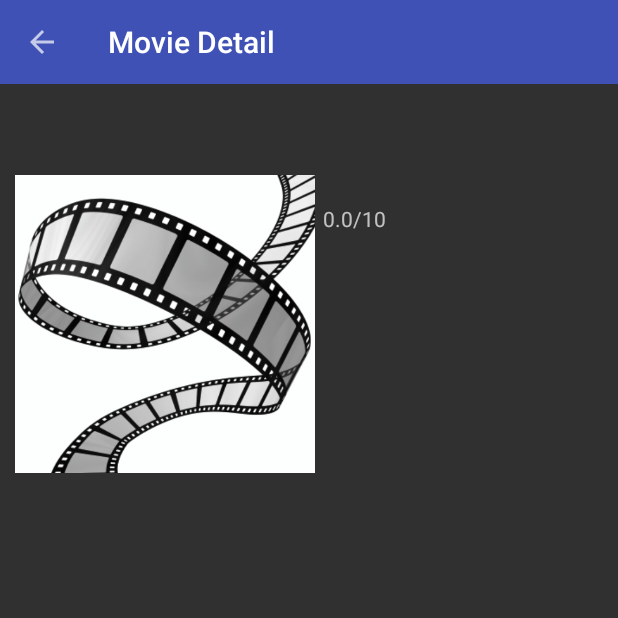
After one commit to YESALAM/Movienama_P1, an Android app: the DetailActivity screen opened directly, with no data from a screen before it, on a phone screen of 412 x 824 dp, the top half of it. The commit adds this screen. Run offline under Robolectric (Android 15) with nearby library versions, the phone set to English and light mode, and no system bars; our stand-ins replace Picasso; pictures from the network do not load; 2 statements that could not run were skipped.

Commit message:
Modified the Previous version to implement the fragment and Parcelable concepts .

```diff
--- a/app/src/main/AndroidManifest.xml
+++ b/app/src/main/AndroidManifest.xml
@@ -19,7 +19,7 @@
             </intent-filter>
         </activity>
         <activity
-            android:name=".MovieDetail"
+            android:name=".DetailActivity"
             android:label="@string/title_activity_movie_detail"
             android:parentActivityName=".MainActivity"
             android:theme="@style/AppTheme">
--- /dev/null
+++ b/app/src/main/java/me/seatech/movienama/DetailActivity.java
@@ -0,0 +1,49 @@
+package me.seatech.movienama;
+
+import android.content.Intent;
+import android.os.Bundle;
+import android.support.v7.app.AppCompatActivity;
+import android.support.v7.widget.Toolbar;
+
+public class DetailActivity extends AppCompatActivity {
+
+    //defining the keys
+    public static final String TITLE = "title" ;
+    public static final String RATING = "rating" ;
+    public static final String OVERVIEW = "overview" ;
+    public static final String POSTER_PATH = "path" ;
+    public static final String RELEASE_DATE = "date" ;
+
+    private static final String LOG_TAG = DetailActivity.class.getSimpleName() ;
+
+
+
+    @Override
+    protected void onCreate(Bundle savedInstanceState) {
+        super.onCreate(savedInstanceState);
+        setContentView(R.layout.activity_movie_detail);
+        Toolbar toolbar = (Toolbar) findViewById(R.id.toolbar);
+        setSupportActionBar(toolbar);
+        getSupportActionBar().setDisplayHomeAsUpEnabled(true);
+        Intent intent = getIntent() ;
+
+
+
+
+        Bundle arguments = new Bundle() ;
+        arguments.putString(POSTER_PATH,intent.getStringExtra(POSTER_PATH));
+        arguments.putString(OVERVIEW,intent.getStringExtra(OVERVIEW));
+        arguments.putString(RELEASE_DATE,intent.getStringExtra(RELEASE_DATE));
+        arguments.putString(TITLE,intent.getStringExtra(TITLE));
+        arguments.putString(RATING,intent.getDoubleExtra(RATING,0.0)+"");
+
+        DetailFragment detailFragment = new DetailFragment() ;
+        detailFragment.setArguments(arguments);
+
+        getSupportFragmentManager().beginTransaction()
+                .add(R.id.movie_detail_container, detailFragment)
+                .commit();
+
+    }
+
+}
--- /dev/null
+++ b/app/src/main/java/me/seatech/movienama/DetailFragment.java
@@ -0,0 +1,73 @@
+package me.seatech.movienama;
+
+import android.os.Bundle;
+import android.support.v4.app.Fragment;
+import android.view.LayoutInflater;
+import android.view.View;
+import android.view.ViewGroup;
+import android.widget.ImageView;
+import android.widget.TextView;
+
+import com.squareup.picasso.Picasso;
+
+import java.text.DateFormat;
+import java.text.ParseException;
+import java.text.SimpleDateFormat;
+import java.util.Date;
+import java.util.Locale;
+
+import me.seatech.movienama.util.Api;
+import static me.seatech.movienama.DetailActivity.* ;
+
+/**
+ * Created by yesalam on 3/26/16.
+ */
+public class DetailFragment extends Fragment {
+
+    private TextView titleTextView ;
+    private TextView releaseTextView ;
+    private TextView ratingTextView ;
+    private TextView overviewTextView ;
+    private ImageView posterImageView ;
+
+
+    public View onCreateView(LayoutInflater inflater, ViewGroup container, Bundle savedInstanceState) {
+
+
+
+        View rootView = inflater.inflate(R.layout.fragment_detail,container,false) ;
+
+        posterImageView = (ImageView) rootView.findViewById(R.id.posterImage);
+        titleTextView = (TextView) rootView.findViewById(R.id.title_tv) ;
+        releaseTextView = (TextView) rootView.findViewById(R.id.release_tv) ;
+        ratingTextView = (TextView) rootView.findViewById(R.id.rating_tv) ;
+        overviewTextView = (TextView) rootView.findViewById(R.id.overview_tv) ;
+
+        Bundle intent = getArguments();
+        if (intent != null) {
+            String url = Api.BASE_URL_IMAGE+Api.SIZE_W342+intent.getString(POSTER_PATH) ;
+            Picasso.with(getContext())
+                    .load(url)
+                    .placeholder(R.drawable.movie_reel_clip_art)
+                    .error(R.drawable.movie_reel_clip_art)
+                    .into(posterImageView);
+
+            titleTextView.setText(intent.getString(TITLE));
+            ratingTextView.setText(intent.getString(RATING)+"/10");
+            overviewTextView.setText(intent.getString(OVERVIEW));
+
+            String dateString = intent.getString(RELEASE_DATE);
+            DateFormat dateFormat = new SimpleDateFormat("yyyy-dd-MM", Locale.ENGLISH) ;
+            try {
+                Date date = dateFormat.parse(dateString) ;
+                DateFormat simpleDateFormat = new SimpleDateFormat("MMM  yyyy",Locale.ENGLISH) ;
+                releaseTextView.setText(simpleDateFormat.format(date));
+            } catch (ParseException e) {
+                e.printStackTrace();
+            }
+        }
+
+
+        return  rootView ;
+    }
+}
--- a/app/src/main/java/me/seatech/movienama/util/Api.java
+++ b/app/src/main/java/me/seatech/movienama/util/Api.java
@@ -6,7 +6,7 @@ package me.seatech.movienama.util;
 public class Api {
     public static final String BASE_URL = "http://api.themoviedb.org/3/discover/" ;
     public static final String BASE_URL_IMAGE = "http://image.tmdb.org/t/p/" ;
-    public static final String API_KEY = "Your api_key here" ;
+    public static final String API_KEY = "cc945c15916e0a6ccb4d2c9d53c22a6f" ;
     public static final String SIZE_W182 = "w185" ;
     public static final String SIZE_W342 = "w342" ;
 
--- a/app/src/main/res/layout/activity_movie_detail.xml
+++ b/app/src/main/res/layout/activity_movie_detail.xml
@@ -1,11 +1,12 @@
-<?xml version="1.0" encoding="utf-8"?>
+
+
 <LinearLayout xmlns:android="http://schemas.android.com/apk/res/android"
     xmlns:app="http://schemas.android.com/apk/res-auto"
     xmlns:tools="http://schemas.android.com/tools"
     android:layout_width="match_parent"
     android:layout_height="match_parent"
     android:orientation="vertical"
-    tools:context="me.seatech.movienama.MovieDetail"
+    tools:context=".DetailActivity"
     android:weightSum="1"
     >
 
@@ -16,74 +17,11 @@
         android:background="?attr/colorPrimary"
         app:popupTheme="@style/AppTheme.PopupOverlay" />
 
-   <ScrollView
-       android:layout_width="match_parent"
-       android:layout_height="wrap_content"
-       android:padding="10dp"
-       >
-
-       <LinearLayout
-           android:layout_width="match_parent"
-           android:layout_height="wrap_content"
-           android:orientation="vertical"
-           >
-
-           <LinearLayout
-               android:layout_width="match_parent"
-               android:layout_height="wrap_content"
-               android:orientation="horizontal"
-               android:weightSum="1.0"
-               >
-
-               <ImageView
-                   android:layout_width="200dp"
-                   android:layout_height="300dp"
-                   android:id="@+id/posterImage" />
-
-               <LinearLayout
-                   android:orientation="vertical"
+    <FrameLayout
+        android:id="@+id/movie_detail_container"
         android:layout_width="match_parent"
         android:layout_height="match_parent"
-                   android:padding="5dp"
-                   >
-
-                   <TextView
-                       android:layout_width="wrap_content"
-                       android:layout_height="wrap_content"
-                       android:id="@+id/title_tv"
-                       android:textColor="@android:color/white"
-                       android:textSize="25sp"
-                       android:textStyle="bold"
-
-                       />
-                   <TextView
-                       android:layout_width="wrap_content"
-                       android:layout_height="wrap_content"
-                       android:id="@+id/release_tv"
-                       android:layout_marginTop="5dp"
-                       />
-                   <TextView
-                       android:layout_width="wrap_content"
-                       android:layout_height="wrap_content"
-                       android:id="@+id/rating_tv"
-                       android:layout_marginTop="5dp"
-                       />
+        tools:ignore="MergeRootFrame" />
 
 
 </LinearLayout>
-
-           </LinearLayout>
-
-           <TextView
-               android:layout_marginTop="10dp"
-               android:layout_width="match_parent"
-               android:layout_height="wrap_content"
-               android:id="@+id/overview_tv"
-               android:textColor="@android:color/white"
-               />
-
-       </LinearLayout>
-
-   </ScrollView>
-
-</LinearLayout>
--- /dev/null
+++ b/app/src/main/res/layout/fragment_detail.xml
@@ -0,0 +1,75 @@
+<?xml version="1.0" encoding="utf-8"?>
+
+<ScrollView
+        xmlns:android="http://schemas.android.com/apk/res/android"
+        xmlns:app="http://schemas.android.com/apk/res-auto"
+        xmlns:tools="http://schemas.android.com/tools"
+        android:layout_width="match_parent"
+        android:layout_height="wrap_content"
+        android:padding="10dp"
+        tools:context=".DetailActivity"
+        >
+
+        <LinearLayout
+            android:layout_width="match_parent"
+            android:layout_height="wrap_content"
+            android:orientation="vertical"
+            >
+
+            <LinearLayout
+                android:layout_width="match_parent"
+                android:layout_height="wrap_content"
+                android:orientation="horizontal"
+                android:weightSum="1.0"
+                >
+
+                <ImageView
+                    android:layout_width="200dp"
+                    android:layout_height="300dp"
+                    android:id="@+id/posterImage" />
+
+                <LinearLayout
+                    android:orientation="vertical"
+                    android:layout_width="match_parent"
+                    android:layout_height="match_parent"
+                    android:padding="5dp"
+                    >
+
+                    <TextView
+                        android:layout_width="wrap_content"
+                        android:layout_height="wrap_content"
+                        android:id="@+id/title_tv"
+                        android:textColor="@android:color/white"
+                        android:textSize="25sp"
+                        android:textStyle="bold"
+
+                        />
+                    <TextView
+                        android:layout_width="wrap_content"
+                        android:layout_height="wrap_content"
+                        android:id="@+id/release_tv"
+                        android:layout_marginTop="5dp"
+                        />
+                    <TextView
+                        android:layout_width="wrap_content"
+                        android:layout_height="wrap_content"
+                        android:id="@+id/rating_tv"
+                        android:layout_marginTop="5dp"
+                        />
+
+
+                </LinearLayout>
+
+            </LinearLayout>
+
+            <TextView
+                android:layout_marginTop="10dp"
+                android:layout_width="match_parent"
+                android:layout_height="wrap_content"
+                android:id="@+id/overview_tv"
+                android:textColor="@android:color/white"
+                />
+
+        </LinearLayout>
+
+    </ScrollView>
```
Also changed, not shown: app/src/main/java/me/seatech/movienama/MainActivity.java (+39 -40 lines), app/src/main/java/me/seatech/movienama/MainFragment.java (added, +60 -0 lines), app/src/main/java/me/seatech/movienama/MovieDetail.java (deleted, +0 -80 lines), app/src/main/java/me/seatech/movienama/scheme/Result.java (+63 -1 lines), app/src/main/res/layout/activity_main.xml (+8 -19 lines), app/src/main/res/layout/main_fragment.xml (added, +30 -0 lines). Lines whose indentation alone changed are shown as unchanged.
